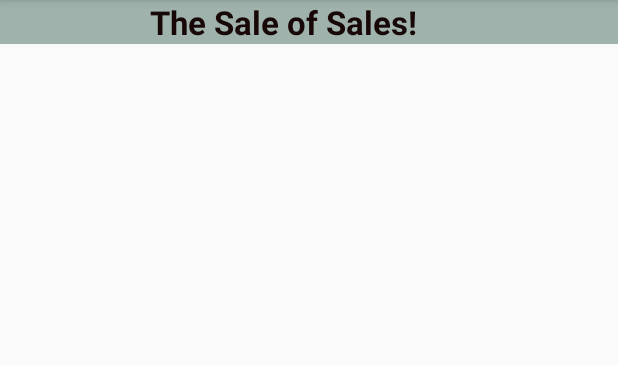
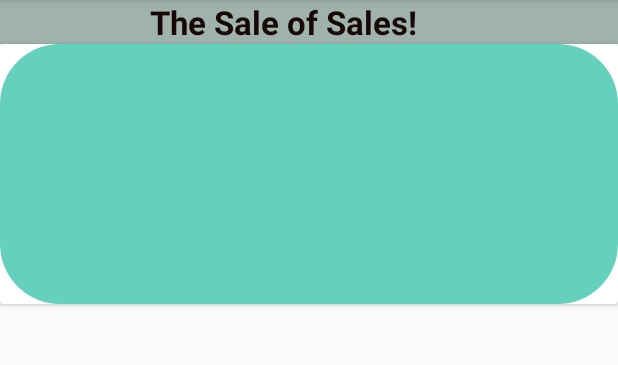
Before and after one commit to niygomhonor/Online-Exchange, an Android app: the ViewStoreActivity screen opened directly, with no data from a screen before it, on a phone screen of 412 x 824 dp, the part 84-449 px from its top. Run offline under Robolectric (Android 15) with nearby library versions, the phone set to English and light mode, and no system bars; Roboto replaces fonts that are not available here.

Commit message:
added the card view with tha layout

```diff
--- a/app/src/main/res/layout/activity_view_store.xml
+++ b/app/src/main/res/layout/activity_view_store.xml
@@ -46,23 +46,23 @@
 
 <!--    </LinearLayout>-->
 
-<!--    <androidx.cardview.widget.CardView-->
-<!--        android:layout_width="match_parent"-->
-<!--        android:layout_height="173dp"-->
-<!--        android:layout_below="@+id/store"-->
-<!--        android:layout_weight="8">-->
+    <androidx.cardview.widget.CardView
+        android:layout_width="match_parent"
+        android:layout_height="173dp"
+        android:layout_below="@+id/store"
+        android:layout_weight="8">
 
 
-<!--        <LinearLayout-->
-<!--            android:layout_width="match_parent"-->
-<!--            android:layout_height="173dp"-->
-<!--            android:layout_marginEnd="0dp"-->
-<!--            android:layout_marginRight="0dp"-->
-<!--            android:layout_marginBottom="162dp"-->
-<!--            android:background="@drawable/curvey">-->
+        <LinearLayout
+            android:layout_width="match_parent"
+            android:layout_height="173dp"
+            android:layout_marginEnd="0dp"
+            android:layout_marginRight="0dp"
+            android:layout_marginBottom="162dp"
+            android:background="@drawable/curvey">
 
-<!--        </LinearLayout>-->
-<!--    </androidx.cardview.widget.CardView>-->
+        </LinearLayout>
+    </androidx.cardview.widget.CardView>
 
 
 </RelativeLayout>
```
